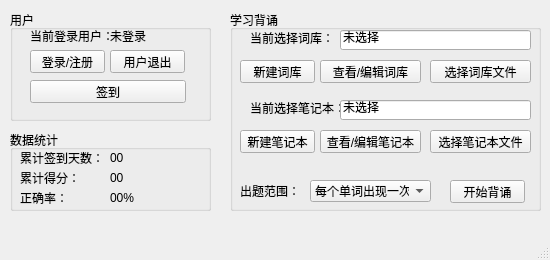
First picture: the form in forms_ui/mainwindow.ui, repository Chshy/WordsMemorizing, before the edit.
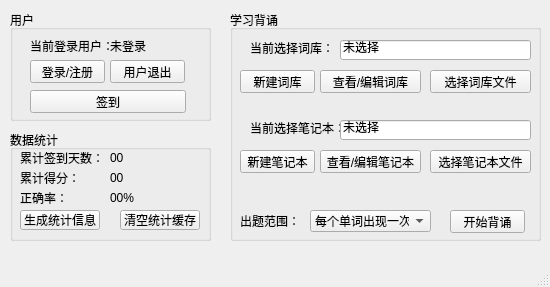
Second picture: the form after the edit.

Commit message: ui 统计

```diff
--- a/forms_ui/mainwindow.ui
+++ b/forms_ui/mainwindow.ui
@@ -7,7 +7,7 @@
     <x>0</x>
     <y>0</y>
     <width>550</width>
-    <height>260</height>
+    <height>287</height>
    </rect>
   </property>
   <property name="windowTitle">
@@ -33,7 +33,7 @@
      <property name="geometry">
       <rect>
        <x>20</x>
-       <y>40</y>
+       <y>50</y>
        <width>75</width>
        <height>23</height>
       </rect>
@@ -49,7 +49,7 @@
      <property name="geometry">
       <rect>
        <x>100</x>
-       <y>40</y>
+       <y>50</y>
        <width>75</width>
        <height>23</height>
       </rect>
@@ -62,7 +62,7 @@
      <property name="geometry">
       <rect>
        <x>20</x>
-       <y>10</y>
+       <y>20</y>
        <width>91</width>
        <height>31</height>
       </rect>
@@ -75,7 +75,7 @@
      <property name="geometry">
       <rect>
        <x>100</x>
-       <y>20</y>
+       <y>30</y>
        <width>54</width>
        <height>12</height>
       </rect>
@@ -91,7 +91,7 @@
      <property name="geometry">
       <rect>
        <x>20</x>
-       <y>70</y>
+       <y>80</y>
        <width>156</width>
        <height>23</height>
       </rect>
@@ -120,7 +120,7 @@
       <x>230</x>
       <y>10</y>
       <width>311</width>
-      <height>201</height>
+      <height>231</height>
      </rect>
     </property>
     <property name="title">
@@ -130,7 +130,7 @@
      <property name="geometry">
       <rect>
        <x>220</x>
-       <y>170</y>
+       <y>200</y>
        <width>75</width>
        <height>23</height>
       </rect>
@@ -143,7 +143,7 @@
      <property name="geometry">
       <rect>
        <x>20</x>
-       <y>90</y>
+       <y>110</y>
        <width>91</width>
        <height>16</height>
       </rect>
@@ -156,7 +156,7 @@
      <property name="geometry">
       <rect>
        <x>200</x>
-       <y>120</y>
+       <y>140</y>
        <width>101</width>
        <height>23</height>
       </rect>
@@ -169,7 +169,7 @@
      <property name="geometry">
       <rect>
        <x>90</x>
-       <y>120</y>
+       <y>140</y>
        <width>101</width>
        <height>23</height>
       </rect>
@@ -182,7 +182,7 @@
      <property name="geometry">
       <rect>
        <x>200</x>
-       <y>50</y>
+       <y>60</y>
        <width>101</width>
        <height>23</height>
       </rect>
@@ -195,7 +195,7 @@
      <property name="geometry">
       <rect>
        <x>90</x>
-       <y>50</y>
+       <y>60</y>
        <width>101</width>
        <height>23</height>
       </rect>
@@ -208,7 +208,7 @@
      <property name="geometry">
       <rect>
        <x>10</x>
-       <y>50</y>
+       <y>60</y>
        <width>75</width>
        <height>23</height>
       </rect>
@@ -221,7 +221,7 @@
      <property name="geometry">
       <rect>
        <x>20</x>
-       <y>20</y>
+       <y>30</y>
        <width>91</width>
        <height>16</height>
       </rect>
@@ -234,7 +234,7 @@
      <property name="geometry">
       <rect>
        <x>10</x>
-       <y>120</y>
+       <y>140</y>
        <width>75</width>
        <height>23</height>
       </rect>
@@ -247,7 +247,7 @@
      <property name="geometry">
       <rect>
        <x>110</x>
-       <y>20</y>
+       <y>30</y>
        <width>191</width>
        <height>20</height>
       </rect>
@@ -266,7 +266,7 @@
      <property name="geometry">
       <rect>
        <x>110</x>
-       <y>90</y>
+       <y>110</y>
        <width>191</width>
        <height>20</height>
       </rect>
@@ -285,7 +285,7 @@
      <property name="geometry">
       <rect>
        <x>80</x>
-       <y>170</y>
+       <y>200</y>
        <width>121</width>
        <height>22</height>
       </rect>
@@ -310,7 +310,7 @@
      <property name="geometry">
       <rect>
        <x>10</x>
-       <y>170</y>
+       <y>200</y>
        <width>61</width>
        <height>21</height>
       </rect>
@@ -326,7 +326,7 @@
       <x>10</x>
       <y>130</y>
       <width>201</width>
-      <height>81</height>
+      <height>111</height>
      </rect>
     </property>
     <property name="title">
@@ -410,6 +410,32 @@
       <string>00</string>
      </property>
     </widget>
+    <widget class="QPushButton" name="GenerateVocStatisticsButton">
+     <property name="geometry">
+      <rect>
+       <x>10</x>
+       <y>80</y>
+       <width>80</width>
+       <height>20</height>
+      </rect>
+     </property>
+     <property name="text">
+      <string>生成统计信息</string>
+     </property>
+    </widget>
+    <widget class="QPushButton" name="ClearVocStatisticsButton">
+     <property name="geometry">
+      <rect>
+       <x>110</x>
+       <y>80</y>
+       <width>80</width>
+       <height>20</height>
+      </rect>
+     </property>
+     <property name="text">
+      <string>清空统计缓存</string>
+     </property>
+    </widget>
    </widget>
    <widget class="QCommandLinkButton" name="commandLinkButton">
     <property name="geometry">
```
Left out of the diff: 2 changed lines with no effect on the pictures.
